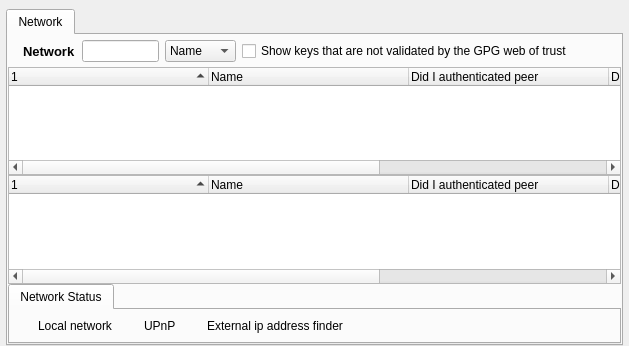
First picture: the form in retroshare-gui/src/gui/NetworkDialog.ui, repository RetroShare/RetroShare, before the edit.
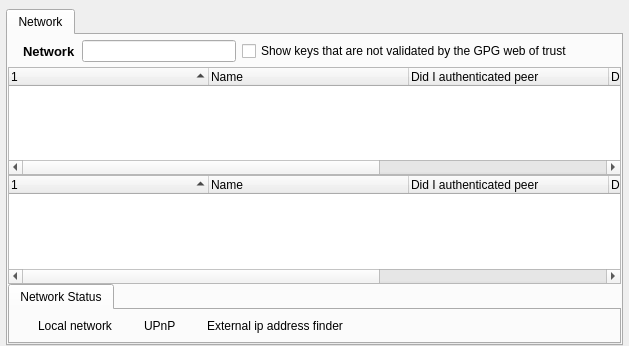
Second picture: the form after the edit. Icons and pictures are not drawn. Custom widgets are drawn as their Qt base class.

Commit message: Removed the filter comboboxes and replaced it with a menu in LineEditClear.

```diff
--- a/retroshare-gui/src/gui/NetworkDialog.ui
+++ b/retroshare-gui/src/gui/NetworkDialog.ui
@@ -171,43 +171,10 @@
            </widget>
           </item>
           <item>
-           <layout class="QHBoxLayout" name="horizontalLayout">
-            <property name="spacing">
-             <number>2</number>
+           <widget class="LineEditClear" name="filterLineEdit">
+            <property name="toolTip">
+             <string>Search Network</string>
             </property>
-            <item>
-             <widget class="LineEditClear" name="filterLineEdit">
-              <property name="toolTip">
-               <string>Search Network</string>
-              </property>
-             </widget>
-            </item>
-           </layout>
-          </item>
-          <item>
-           <widget class="QComboBox" name="filterColumnComboBox">
-            <property name="minimumSize">
-             <size>
-              <width>0</width>
-              <height>0</height>
-             </size>
-            </property>
-            <property name="font">
-             <font/>
-            </property>
-            <property name="currentIndex">
-             <number>0</number>
-            </property>
-            <item>
-             <property name="text">
-              <string>Name</string>
-             </property>
-            </item>
-            <item>
-             <property name="text">
-              <string>Peer ID</string>
-             </property>
-            </item>
            </widget>
           </item>
           <item>
```
Left out of the diff: 2 changed lines with no effect on the pictures. The commit also changes 17 other files.
